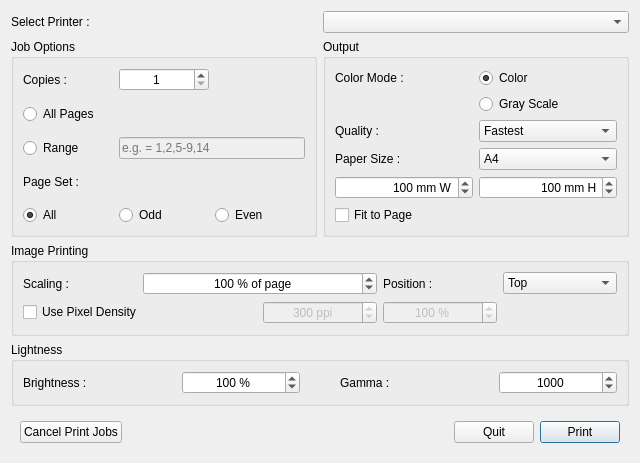
ksharindam/quikprint, file files/window.ui: the form before one commit.
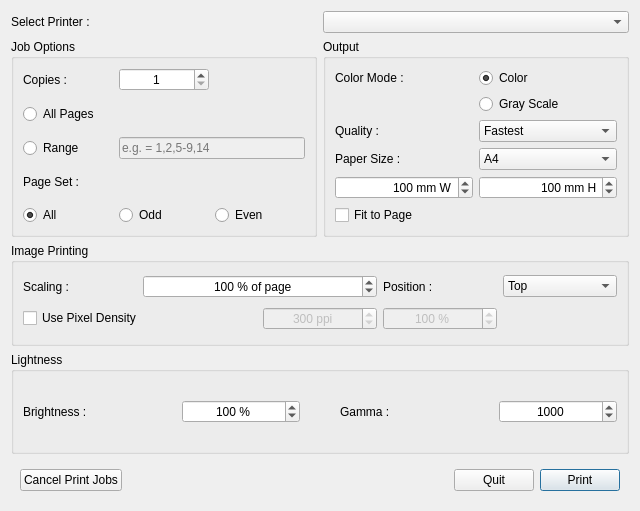
The form after the commit. Icons and pictures are not drawn.

Commit message: button icons added

Diff of the .ui file:
```diff
--- a/files/window.ui
+++ b/files/window.ui
@@ -7,7 +7,7 @@
     <x>0</x>
     <y>0</y>
     <width>640</width>
-    <height>463</height>
+    <height>511</height>
    </rect>
   </property>
   <property name="windowTitle">
```
Left out of the diff: 6 changed lines with no effect on the pictures. The commit also changes 3 other files.
